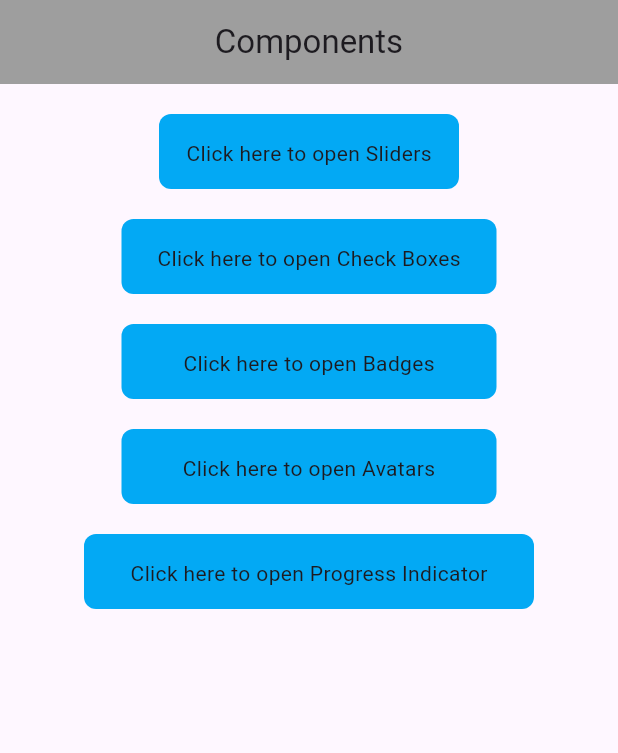
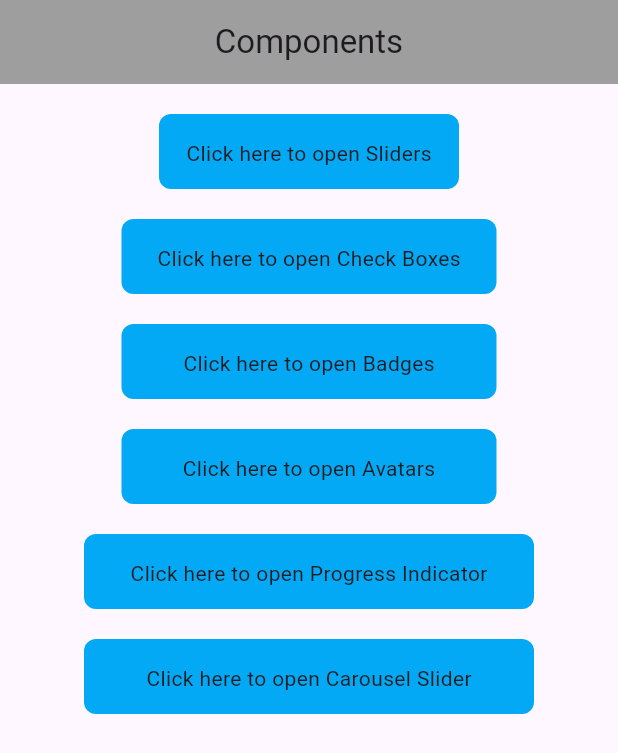
Before and after one commit to suzeyy/CodeGriha_task, a Flutter app: the screen it shows after launch, on a phone screen of 412 x 824 dp. Shown: the top 753 px of the screen. Run offline on Flutter 3.47's test engine with Material 3 defaults, Android fonts, the phone set to English and light mode, and no system bars; our stand-ins replace badges, carousel_slider, percent_indicator.

Commit message:
Made Changes

```diff
--- a/lib/home.dart
+++ b/lib/home.dart
@@ -109,6 +109,25 @@ class Home extends StatelessWidget {
                 },
               ),
               SizedBox(height: 20),
+              InkWell(
+                child: Container(
+                  padding: EdgeInsets.all(16),
+                  height: 50,
+                  width: 300,
+                  decoration: BoxDecoration(
+                    color: Colors.lightBlue,
+                    borderRadius: BorderRadius.circular(8.0),
+                  ),
+                  child: Center(
+                    child: Text('Click here to open Carousel Slider'),
+                  ),
+                ),
+                onTap: () {
+                  Navigator.of(context)
+                      .pushNamed(RouteConstants.carouselSlidersRoute);
+                },
+              ),
+              SizedBox(height: 20),
             ],
           ),
         ),
--- a/lib/main.dart
+++ b/lib/main.dart
@@ -1,4 +1,5 @@
 import 'package:codegriha_task/avatars.dart';
+import 'package:codegriha_task/carousel_sliders.dart';
 import 'package:codegriha_task/progress_indicator.dart';
 import 'package:codegriha_task/utils/route_constants.dart';
 import 'package:flutter/material.dart';
@@ -7,8 +8,6 @@ import 'package:codegriha_task/home.dart';
 import 'package:codegriha_task/checkboxes.dart';
 import 'package:codegriha_task/sliders.dart';
 import 'package:codegriha_task/badges.dart';
-import 'package:codegriha_task/avatars.dart';
-import 'package:codegriha_task/progress_indicator.dart';
 
 void main() {
   runApp(MaterialApp(
@@ -27,6 +26,7 @@ void main() {
       RouteConstants.badgesRoute: (context) => Badges(),
       RouteConstants.avatarRoute: (context) => Avatars(),
       RouteConstants.progressIndicatorsRoute: (context) => ProgressIndicators(),
+      RouteConstants.carouselSlidersRoute: (context) => CarouselSliders(),
     },
   ));
 }
--- a/lib/utils/route_constants.dart
+++ b/lib/utils/route_constants.dart
@@ -6,4 +6,5 @@ class RouteConstants {
   static const String badgesRoute = "/badges";
   static const String avatarRoute = "/avatars";
   static const String progressIndicatorsRoute = "/progressindicators";
+  static const String carouselSlidersRoute = "/carouselsliders";
 }
--- a/pubspec.yaml
+++ b/pubspec.yaml
@@ -37,6 +37,7 @@ dependencies:
   cupertino_icons: ^1.0.6
   badges: ^3.1.2
   percent_indicator: ^4.2.3
+  carousel_slider: ^4.2.1
 
 dev_dependencies:
   flutter_test:
```
Also changed, not shown: lib/carousel_sliders.dart (added, +99 -0 lines), pubspec.lock.
